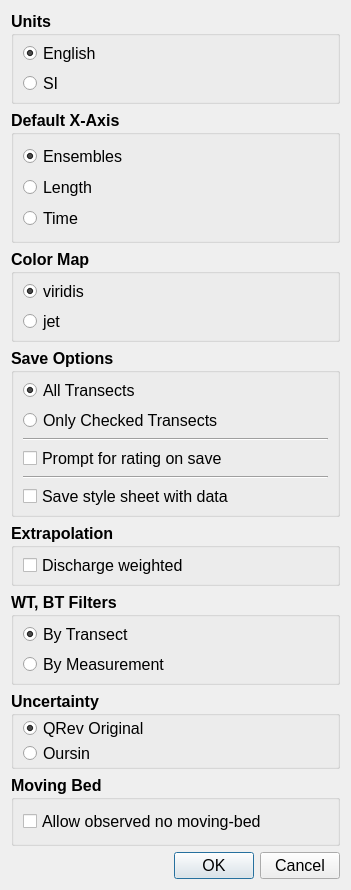
Old version of the form UI/wOptions.ui in the repository Sana-hammemi/qrevint.
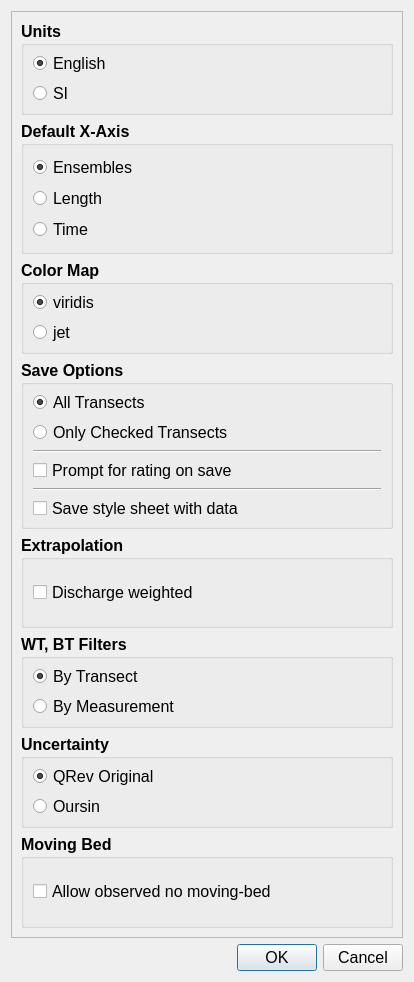
New version of the form.

Diff of the .ui file:
```diff
--- a/UI/wOptions.ui
+++ b/UI/wOptions.ui
@@ -6,15 +6,36 @@
    <rect>
     <x>0</x>
     <y>0</y>
-    <width>351</width>
-    <height>844</height>
+    <width>414</width>
+    <height>982</height>
    </rect>
   </property>
+  <property name="maximumSize">
+   <size>
+    <width>16777215</width>
+    <height>1080</height>
+   </size>
+  </property>
   <property name="windowTitle">
    <string>Dialog</string>
   </property>
   <layout class="QVBoxLayout" name="verticalLayout_10">
    <item>
+    <widget class="QScrollArea" name="scrollArea">
+     <property name="widgetResizable">
+      <bool>true</bool>
+     </property>
+     <widget class="QWidget" name="scrollAreaWidgetContents">
+      <property name="geometry">
+       <rect>
+        <x>0</x>
+        <y>0</y>
+        <width>390</width>
+        <height>918</height>
+       </rect>
+      </property>
+      <layout class="QGridLayout" name="gridLayout">
+       <item row="0" column="0">
     <layout class="QVBoxLayout" name="verticalLayout_3">
      <item>
       <widget class="QGroupBox" name="gb_units">
@@ -469,6 +490,10 @@
       </widget>
      </item>
     </layout>
+       </item>
+      </layout>
+     </widget>
+    </widget>
    </item>
    <item>
     <widget class="QDialogButtonBox" name="buttonBox">
```
Lines whose indentation alone changed are shown as unchanged.
